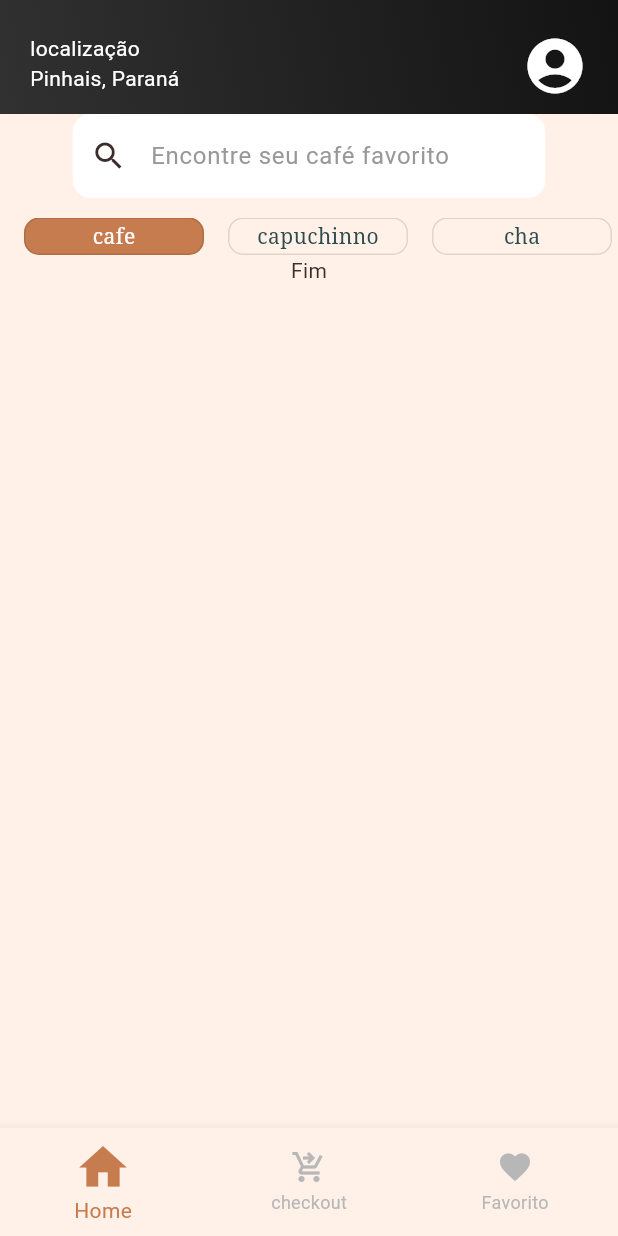
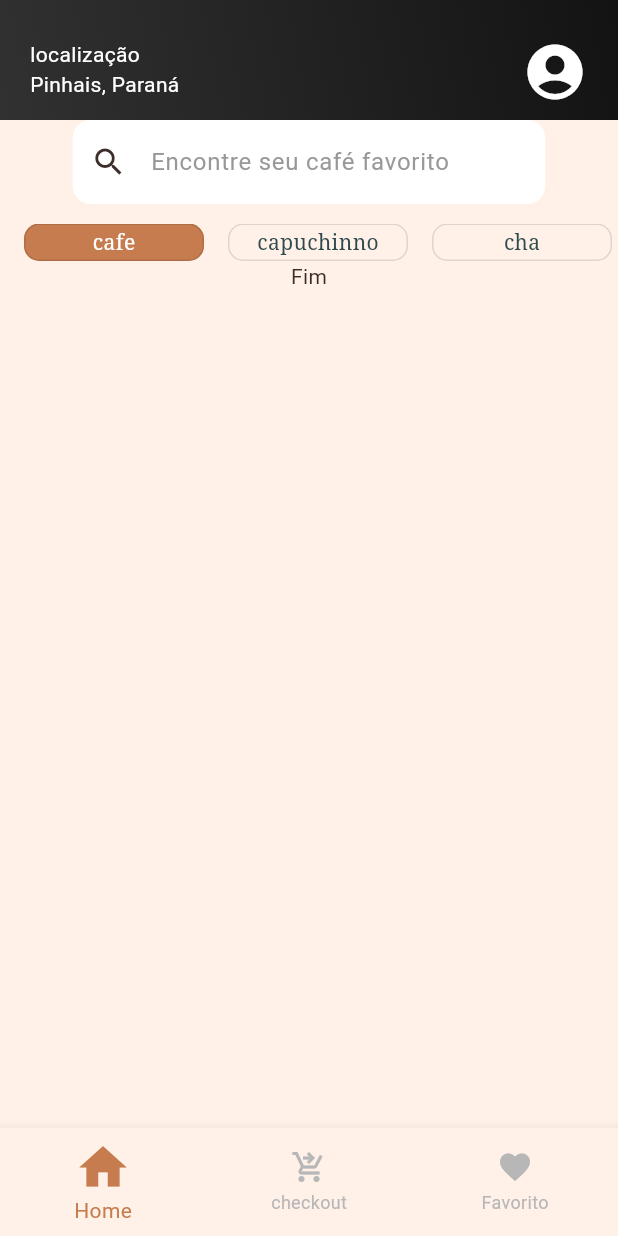
Before and after one commit to andreyrv18/CafePraJa, a Flutter app: the MyHomePage screen opened directly, on a phone screen of 412 x 824 dp. Run offline on Flutter 3.47's test engine with Material 3 defaults, Android fonts, the phone set to English and light mode, and no system bars; Roboto replaces fonts that are missing (Sora).

```diff
--- a/lib/screens/home.dart
+++ b/lib/screens/home.dart
@@ -1,69 +1,8 @@
+import 'package:cafe_pra_ja/widgets/app_bar_widget.dart';
+import 'package:flutter/material.dart';
 import 'package:cafe_pra_ja/theme.dart';
-import 'package:flutter/material.dart';
-
-class CafeListView extends StatefulWidget {
-  const CafeListView({super.key});
-
-  @override
-  State<CafeListView> createState() => _CafeListViewState();
-}
-
-class _CafeListViewState extends State<CafeListView> {
-  final List<String> items = [
-    "cafe",
-    "capuchinno",
-    "cha",
-    "mocha",
-    "cafe Frio",
-    "gelado",
-    "cha amargo",
-    "mochazão",
-  ];
-
-  int selectedIndex = 0;
-
-  @override
-  Widget build(BuildContext context) {
-    return ListView.builder(
-      padding: EdgeInsets.only(left: 8),
-      itemCount: items.length,
-      scrollDirection: Axis.horizontal,
-      itemBuilder: (context, index) {
-        final isSelected = index == selectedIndex;
-        final item = items[index];
-
-        return GestureDetector(
-          onTap: () {
-            setState(() {
-              selectedIndex = index;
-            });
-          },
-
-          child: Container(
-            width: 120,
-            decoration: BoxDecoration(
-              color: isSelected ? Color(0xffC67C4E) : Colors.transparent,
-              border: Border.all(color: Colors.black12),
-              borderRadius: BorderRadius.all(Radius.circular(10)),
-            ),
-            margin: EdgeInsets.symmetric(horizontal: 8),
-            child: Center(
-              child: Text(
-                item,
-                style:
-                    isSelected
-                        ? cafePraJaTheme.textTheme.titleMedium?.copyWith(
-                          color: Colors.white,
-                        )
-                        : cafePraJaTheme.textTheme.titleMedium,
-              ),
-            ),
-          ),
-        );
-      },
-    );
-  }
-}
+import 'package:cafe_pra_ja/widgets/cafe_bottom_navigation_bar.dart';
+import 'package:cafe_pra_ja/widgets/cafe_list_view.dart';
 
 class MyApp extends StatelessWidget {
   const MyApp({super.key});
@@ -87,72 +26,9 @@ class MyHomePage extends StatelessWidget {
   Widget build(BuildContext context) {
     return Scaffold(
       backgroundColor: cafePraJaTheme.bottomNavigationBarTheme.backgroundColor,
-      appBar: appBar(),
+      appBar: AppBarWidget(),
       body: corpo(),
       bottomNavigationBar: CafeBottomNavigationBar(),
-    );
-  }
-
-  AppBar appBar() {
-    return AppBar(
-      flexibleSpace: Container(
-        decoration: BoxDecoration(
-          gradient: LinearGradient(
-            colors: [Color(0xFF313131), Color(0xFF131313)],
-            begin: Alignment.bottomLeft,
-            end: Alignment.topRight,
-          ),
-        ),
-      ),
-      bottom: PreferredSize(
-        preferredSize: const Size.fromHeight(20.0),
-        child: Transform.translate(
-          offset: const Offset(0, -10), // Move o conteúdo 25 pixels para cima
-          child: Padding(
-            padding: const EdgeInsets.symmetric(horizontal: 20.0),
-            child: Row(
-              crossAxisAlignment: CrossAxisAlignment.start,
-              mainAxisAlignment: MainAxisAlignment.spaceBetween,
-              children: [
-                Column(
-                  crossAxisAlignment: CrossAxisAlignment.start,
-                  children: [
-                    Text(
-                      "localização",
-                      style: TextStyle(
-                        color: Colors.white,
-                        fontSize: 14,
-                        fontFamily: "Sora",
-                      ),
-                    ),
-                    Text(
-                      "Pinhais, Paraná",
-                      style: TextStyle(
-                        color: Colors.white,
-                        fontSize: 14,
-                        fontFamily: "Sora",
-                      ),
-                    ),
-                  ],
-                ),
-                SizedBox(
-                  height: 44,
-                  width: 44,
-
-                  child: ClipRRect(
-                    borderRadius: BorderRadius.circular(10),
-                    child: Icon(
-                      Icons.account_circle,
-                      color: Colors.white,
-                      size: 44,
-                    ),
-                  ),
-                ),
-              ],
-            ),
-          ),
-        ),
-      ),
     );
   }
 
@@ -178,39 +54,3 @@ class MyHomePage extends StatelessWidget {
     );
   }
 }
-
-class CafeBottomNavigationBar extends StatefulWidget {
-  const CafeBottomNavigationBar({super.key});
-  @override
-  State<CafeBottomNavigationBar> createState() =>
-      _CafeBottomNavigationBarState();
-}
-
-class _CafeBottomNavigationBarState extends State<CafeBottomNavigationBar> {
-  int _selectedIndex = 0;
-  void _onItemTapped(int index) {
-    setState(() {
-      _selectedIndex = index;
-    });
-  }
-
-  @override
-  Widget build(BuildContext context) {
-    return BottomNavigationBar(
-      items: <BottomNavigationBarItem>[
-        BottomNavigationBarItem(icon: Icon(Icons.home), label: "Home"),
-        BottomNavigationBarItem(
-          icon: Icon(Icons.shopping_cart_checkout),
-          label: "checkout",
-        ),
-        BottomNavigationBarItem(icon: Icon(Icons.favorite), label: "Favorito"),
-      ],
-      currentIndex: _selectedIndex,
-      selectedItemColor:
-          cafePraJaTheme.bottomNavigationBarTheme.selectedItemColor,
-      unselectedItemColor:
-          cafePraJaTheme.bottomNavigationBarTheme.unselectedItemColor,
-      onTap: _onItemTapped,
-    );
-  }
-}
```
